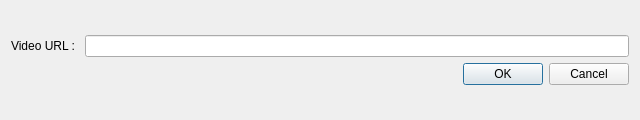
Old version of the form videourldialog.ui in the repository grgvineet/ParaTube.
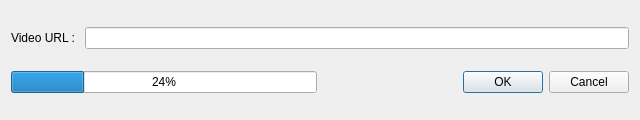
New version of the form.

```diff
--- a/videourldialog.ui
+++ b/videourldialog.ui
@@ -13,8 +13,6 @@
   <property name="windowTitle">
    <string>Dialog</string>
   </property>
-  <layout class="QVBoxLayout" name="verticalLayout_2">
-   <item>
     <layout class="QVBoxLayout" name="verticalLayout">
      <item>
       <layout class="QHBoxLayout" name="horizontalLayout">
@@ -29,6 +27,15 @@
         <widget class="QLineEdit" name="leUrl"/>
        </item>
       </layout>
+   </item>
+   <item>
+    <layout class="QHBoxLayout" name="horizontalLayout_2">
+     <item>
+      <widget class="QProgressBar" name="progressBar">
+       <property name="value">
+        <number>24</number>
+       </property>
+      </widget>
      </item>
      <item>
       <widget class="QDialogButtonBox" name="buttonBox">
```
Lines whose indentation alone changed are shown as unchanged.
